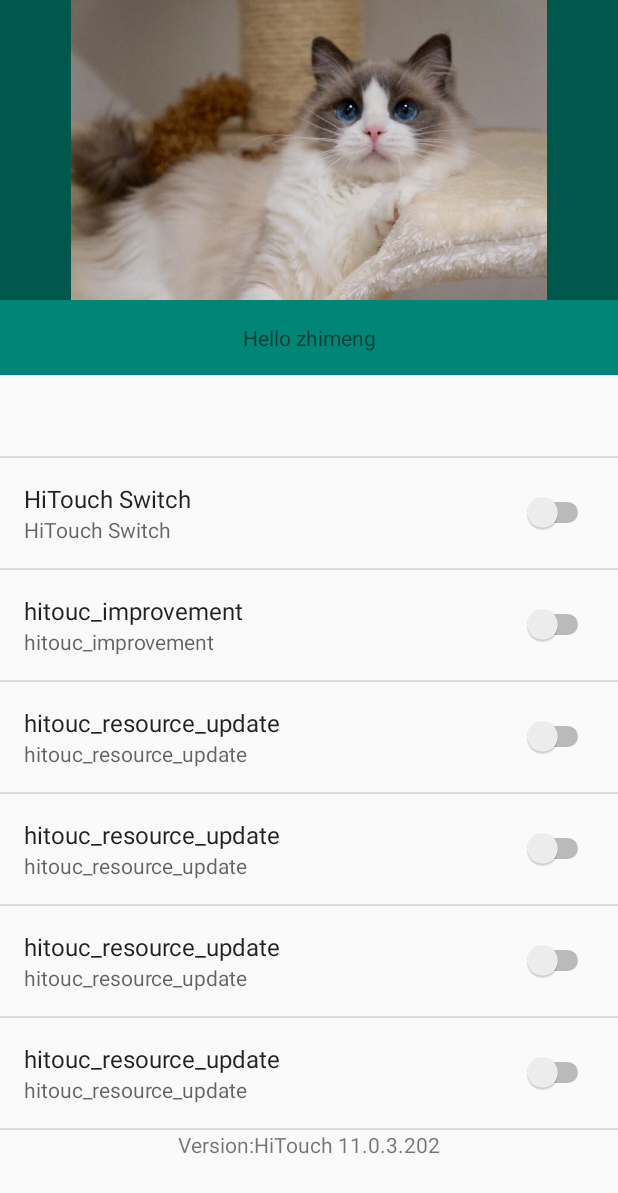
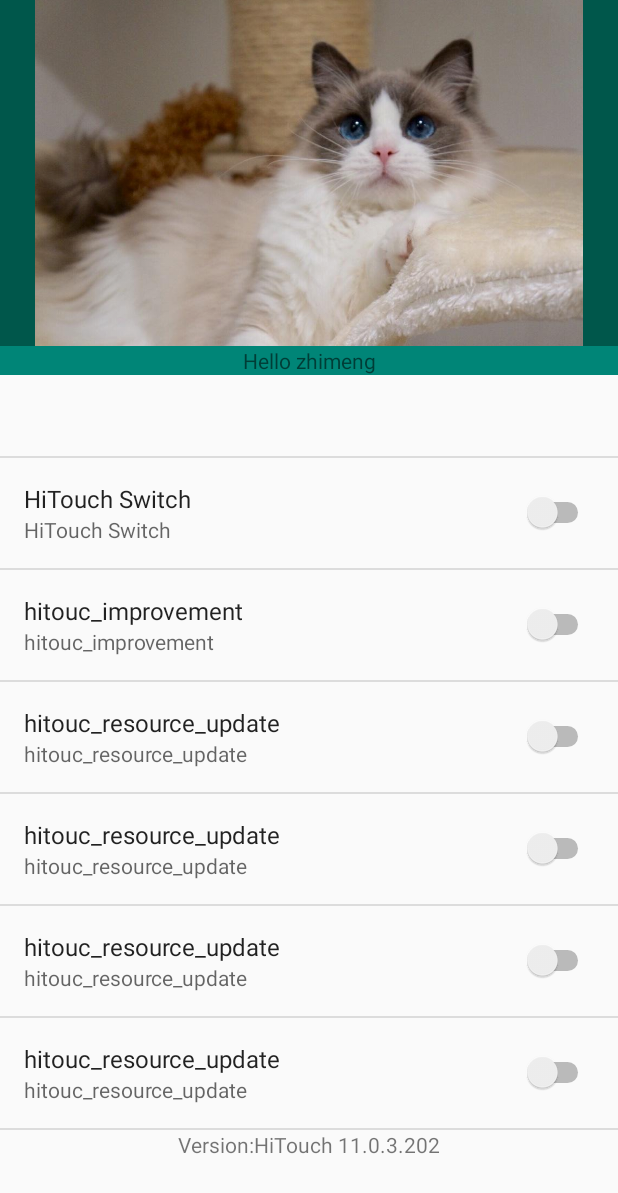
Before and after one commit to MengZhi/AndroidProject, an Android app: the screen it shows after launch (MainActivity), on a phone screen of 412 x 824 dp. Shown: the top 1193 px of the screen. Run offline under Robolectric (Android 15) with nearby library versions, the phone set to English and light mode, and no system bars; our stand-ins replace androidx.preference.

Commit message:
optimize the layout

```diff
--- a/MyApplication2/app/src/main/java/com/example/mengzhi/myapplication2/ViewPagerPreference.kt
+++ b/MyApplication2/app/src/main/java/com/example/mengzhi/myapplication2/ViewPagerPreference.kt
@@ -20,14 +20,11 @@ class ViewPagerPreference:Preference{
     private lateinit var mContext:Context
 
 
-    constructor(context: Context, attrs: AttributeSet, defStyleAttr: Int) : super(
+    constructor(context: Context, attrs: AttributeSet) : super(
             context,
             attrs,
-            defStyleAttr
-    )
-
-    constructor(context: Context, attrs: AttributeSet) : super(context, attrs) {
-        ViewPagerPreference(context, attrs, 0)
+            0
+    ) {
         widgetLayoutResource = R.layout.view_pager_layout
         mContext = context
         Log.d("zhimeng", "widgetLayoutResource setted")
--- a/MyApplication2/app/src/main/res/layout/viewpager_item.xml
+++ b/MyApplication2/app/src/main/res/layout/viewpager_item.xml
@@ -8,18 +8,20 @@
         android:layout_height="match_parent"
         android:background="@color/colorPrimaryDark"
         android:layout_gravity="center">
+        <TextView
+            android:id="@+id/textView"
+            android:layout_width="match_parent"
+            android:layout_height="wrap_content"
+            android:gravity="center"
+            android:layout_alignParentBottom="true"
+            android:background="@color/colorPrimary" />
+
         <ImageView
             android:id="@+id/item_iv"
             android:layout_width="match_parent"
-            android:layout_height="200dp"
-            android:layout_alignParentTop="true" />
-        <TextView
-            android:id="@+id/textView"
-            android:layout_width="match_parent"
             android:layout_height="match_parent"
-            android:gravity="center"
-            android:layout_below="@+id/item_iv"
-            android:background="@color/colorPrimary" />
+            android:layout_above="@+id/textView" />
+
 
     </RelativeLayout>
 
```
